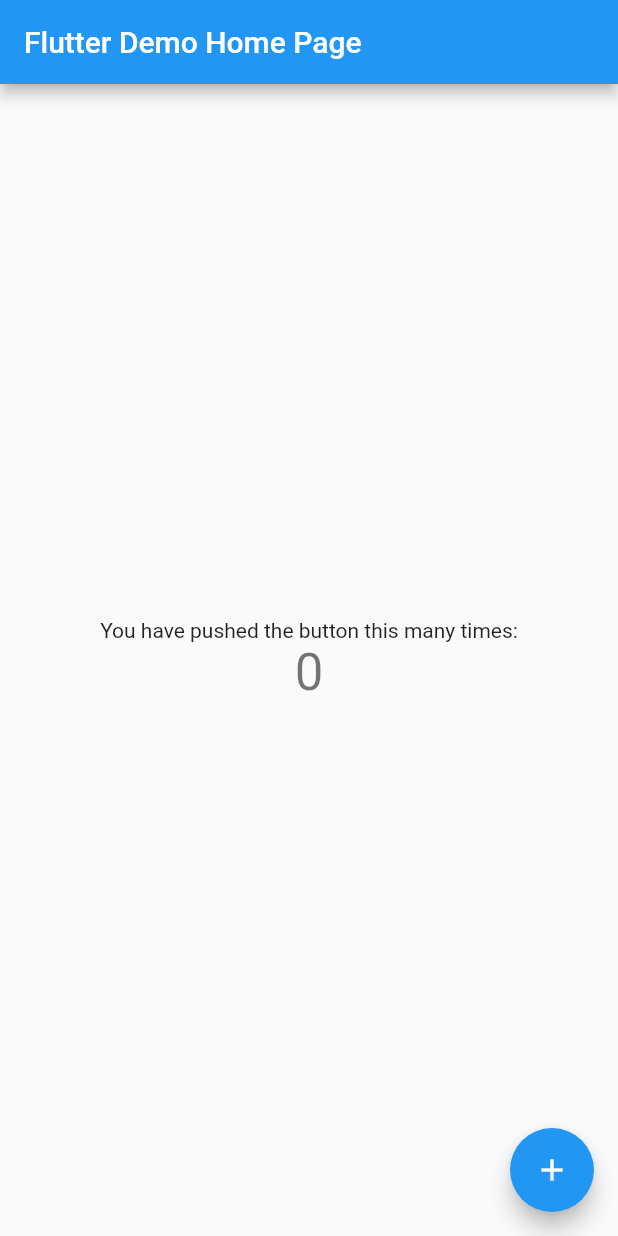
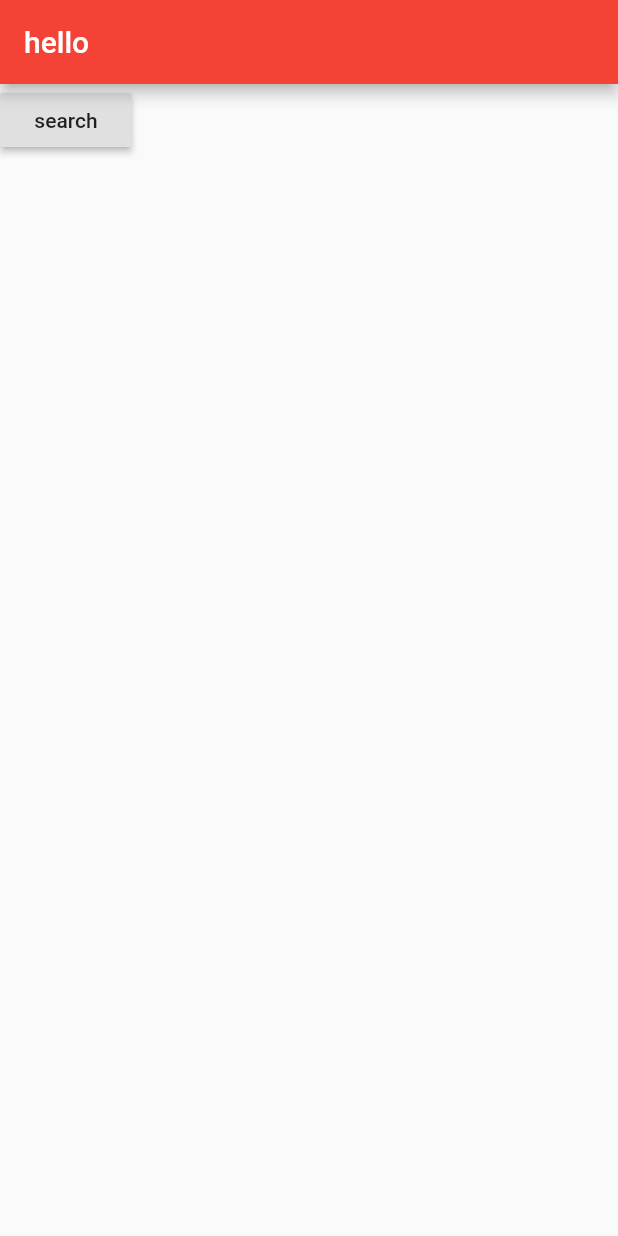
Before and after one commit to lpeihan/flutter_netease_music, a Flutter app: the screen it shows after launch, on a phone screen of 412 x 824 dp. Run offline on Flutter 3.47's test engine with Material 2 defaults, Android fonts, the phone set to English and light mode, and no system bars.

Commit message:
feat: 封装 route

```diff
--- a/lib/main.dart
+++ b/lib/main.dart
@@ -1,111 +1,19 @@
 import 'package:flutter/material.dart';
+import 'routes.dart';
 
 void main() => runApp(MyApp());
 
 class MyApp extends StatelessWidget {
-  // This widget is the root of your application.
+  const MyApp({Key key}) : super(key: key);
+
   @override
   Widget build(BuildContext context) {
     return MaterialApp(
-      title: 'Flutter Demo',
       theme: ThemeData(
-        // This is the theme of your application.
-        //
-        // Try running your application with "flutter run". You'll see the
-        // application has a blue toolbar. Then, without quitting the app, try
-        // changing the primarySwatch below to Colors.green and then invoke
-        // "hot reload" (press "r" in the console where you ran "flutter run",
-        // or simply save your changes to "hot reload" in a Flutter IDE).
-        // Notice that the counter didn't reset back to zero; the application
-        // is not restarted.
-        primarySwatch: Colors.blue,
+        primaryColor: Colors.red
       ),
-      home: MyHomePage(title: 'Flutter Demo Home Page'),
+      initialRoute: '/',
+      onGenerateRoute: onGenerateRoute
     );
   }
 }
-
-class MyHomePage extends StatefulWidget {
-  MyHomePage({Key key, this.title}) : super(key: key);
-
-  // This widget is the home page of your application. It is stateful, meaning
-  // that it has a State object (defined below) that contains fields that affect
-  // how it looks.
-
-  // This class is the configuration for the state. It holds the values (in this
-  // case the title) provided by the parent (in this case the App widget) and
-  // used by the build method of the State. Fields in a Widget subclass are
-  // always marked "final".
-
-  final String title;
-
-  @override
-  _MyHomePageState createState() => _MyHomePageState();
-}
-
-class _MyHomePageState extends State<MyHomePage> {
-  int _counter = 0;
-
-  void _incrementCounter() {
-    setState(() {
-      // This call to setState tells the Flutter framework that something has
-      // changed in this State, which causes it to rerun the build method below
-      // so that the display can reflect the updated values. If we changed
-      // _counter without calling setState(), then the build method would not be
-      // called again, and so nothing would appear to happen.
-      _counter++;
-    });
-  }
-
-  @override
-  Widget build(BuildContext context) {
-    // This method is rerun every time setState is called, for instance as done
-    // by the _incrementCounter method above.
-    //
-    // The Flutter framework has been optimized to make rerunning build methods
-    // fast, so that you can just rebuild anything that needs updating rather
-    // than having to individually change instances of widgets.
-    return Scaffold(
-      appBar: AppBar(
-        // Here we take the value from the MyHomePage object that was created by
-        // the App.build method, and use it to set our appbar title.
-        title: Text(widget.title),
-      ),
-      body: Center(
-        // Center is a layout widget. It takes a single child and positions it
-        // in the middle of the parent.
-        child: Column(
-          // Column is also layout widget. It takes a list of children and
-          // arranges them vertically. By default, it sizes itself to fit its
-          // children horizontally, and tries to be as tall as its parent.
-          //
-          // Invoke "debug painting" (press "p" in the console, choose the
-          // "Toggle Debug Paint" action from the Flutter Inspector in Android
-          // Studio, or the "Toggle Debug Paint" command in Visual Studio Code)
-          // to see the wireframe for each widget.
-          //
-          // Column has various properties to control how it sizes itself and
-          // how it positions its children. Here we use mainAxisAlignment to
-          // center the children vertically; the main axis here is the vertical
-          // axis because Columns are vertical (the cross axis would be
-          // horizontal).
-          mainAxisAlignment: MainAxisAlignment.center,
-          children: <Widget>[
-            Text(
-              'You have pushed the button this many times:',
-            ),
-            Text(
-              '$_counter',
-              style: Theme.of(context).textTheme.display1,
-            ),
-          ],
-        ),
-      ),
-      floatingActionButton: FloatingActionButton(
-        onPressed: _incrementCounter,
-        tooltip: 'Increment',
-        child: Icon(Icons.add),
-      ), // This trailing comma makes auto-formatting nicer for build methods.
-    );
-  }
-}
--- /dev/null
+++ b/lib/pages/home_page.dart
@@ -0,0 +1,22 @@
+import 'package:flutter/material.dart';
+
+class HomePage extends StatelessWidget {
+  const HomePage({ Key key }) : super(key: key);
+
+  @override
+  Widget build(BuildContext context) {
+    return Scaffold(
+      appBar: AppBar(
+        title: Text('hello'),
+      ),
+      body: Container(
+        child: RaisedButton(
+          child: Text('search'),
+          onPressed: () {
+            Navigator.pushNamed(context, '/search', arguments: { 'text': 'hello search' });
+          },
+        ),
+      ),
+    );
+  }
+}
--- /dev/null
+++ b/lib/pages/search/search_page.dart
@@ -0,0 +1,19 @@
+import 'package:flutter/material.dart';
+
+class SearchPage extends StatelessWidget {
+  final arguments;
+
+  const SearchPage({ Key key, this.arguments }) : super(key: key);
+
+  @override
+  Widget build(BuildContext context) {
+    return Scaffold(
+      appBar: AppBar(
+        title: Text('search'),
+      ),
+      body: Center(
+        child: Text(arguments['text']),
+      ),
+    );
+  }
+}
--- /dev/null
+++ b/lib/routes.dart
@@ -0,0 +1,28 @@
+import 'package:flutter/material.dart';
+import 'pages/search/search_page.dart';
+import 'pages/home_page.dart';
+
+final routes = {
+  '/': (context) => HomePage(),
+  '/search': (context, { arguments }) => SearchPage(arguments: arguments)
+};
+
+var onGenerateRoute = (RouteSettings settings) {
+  final Function pageBuilder = routes[settings.name];
+
+  if (pageBuilder != null) {
+    Route route;
+
+    if (settings.arguments != null) {
+      route = MaterialPageRoute(
+        builder: (context) => pageBuilder(context, arguments: settings.arguments)
+      );
+    } else {
+      route = MaterialPageRoute(
+        builder: (context) => pageBuilder(context)
+      );
+    }
+
+    return route;
+  }
+};
```
